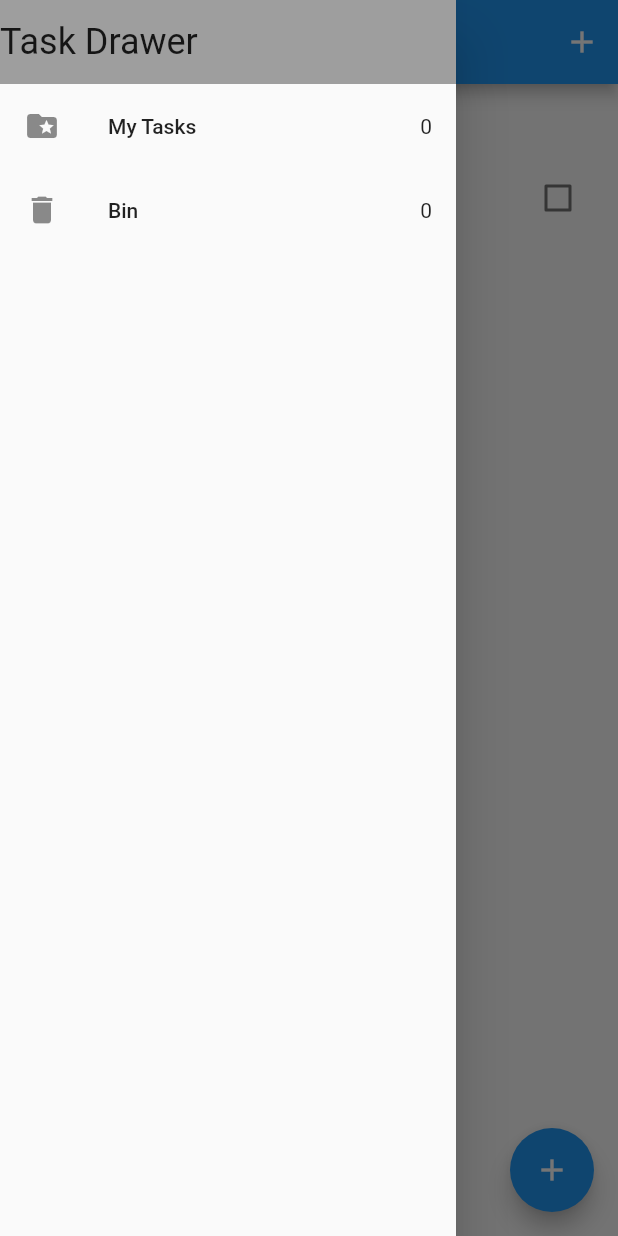
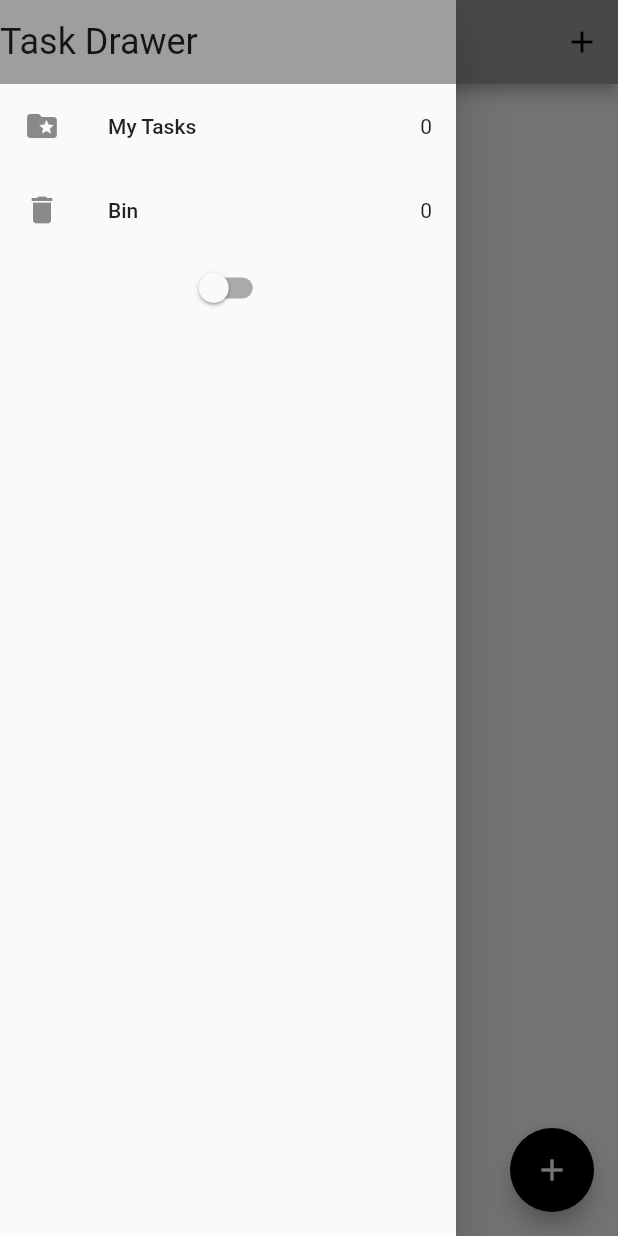
Before and after one commit to cheesepp/todo_app, a Flutter app: the screen it shows after launch, with the side drawer open, on a phone screen of 412 x 824 dp. Run offline on Flutter 3.47's test engine with Material 2 defaults, Android fonts, the phone set to English and light mode, and no system bars; our stand-ins replace bloc, equatable, flutter_bloc, hydrated_bloc.

Commit message:
bloc_pattern AJ part 3

```diff
--- /dev/null
+++ b/lib/bloc/switch_bloc/bloc/switch_event.dart
@@ -0,0 +1,12 @@
+part of 'switch_bloc.dart';
+
+abstract class SwitchEvent extends Equatable {
+  const SwitchEvent();
+
+  @override
+  List<Object> get props => [];
+}
+
+class SwitchOnEvent extends SwitchEvent {}
+
+class SwitchOffEvent extends SwitchEvent {}
--- /dev/null
+++ b/lib/bloc/switch_bloc/bloc/switch_state.dart
@@ -0,0 +1,24 @@
+part of 'switch_bloc.dart';
+
+class SwitchState extends Equatable {
+  final bool switchValue;
+  const SwitchState({required this.switchValue});
+
+  @override
+  List<Object> get props => [switchValue];
+
+  Map<String, dynamic> toMap() {
+    return {
+      'switchValue': switchValue,
+    };
+  }
+
+  factory SwitchState.fromMap(Map<String, dynamic> map) {
+    return SwitchState(switchValue: map['switchValue'] ?? false);
+  }
+}
+
+class SwitchInitial extends SwitchState {
+  const SwitchInitial({required bool switchValue})
+      : super(switchValue: switchValue);
+}
--- a/lib/bloc/bloc/tasks_bloc.dart
+++ b/lib/bloc/tasks_bloc/tasks_bloc.dart
@@ -36,7 +36,9 @@ class TasksBloc extends HydratedBloc<TasksEvent, TasksState> {
 
   void _onDeleteTask(DeleteTask event, Emitter<TasksState> emit) {
     final state = this.state;
-    emit(TasksState(allTask: List.from(state.allTask)..remove(event.task)));
+    emit(TasksState(
+        allTask: List.from(state.allTask)..remove(event.task),
+        removedTasks: List.from(state.removedTasks)..remove(event.task)));
   }
 
   void _onRemoveTask(RemoveTask event, Emitter<TasksState> emit) {
--- a/lib/main.dart
+++ b/lib/main.dart
@@ -1,7 +1,9 @@
 import 'package:flutter/material.dart';
 import 'package:flutter_bloc/flutter_bloc.dart';
 import 'package:hydrated_bloc/hydrated_bloc.dart';
-import 'package:test/bloc/bloc/tasks_bloc.dart';
+import 'package:test/bloc/switch_bloc/bloc/switch_bloc.dart';
+import 'package:test/services/app_theme.dart';
+import '../bloc/tasks_bloc/tasks_bloc.dart';
 import 'package:test/screens/tasks_screen.dart';
 import 'package:path_provider/path_provider.dart';
 import 'package:test/services/app_router.dart';
@@ -27,14 +29,22 @@ class MyApp extends StatelessWidget {
   // This widget is the root of your application.
   @override
   Widget build(BuildContext context) {
-    return BlocProvider(
-      create: (_) => TasksBloc()
-        ..add(AddTask(task: Task(title: 'Task 1', id: Uuid().v1()))),
-      child: MaterialApp(
-        title: 'Flutter Tasks App',
-        theme: ThemeData(primarySwatch: Colors.blue),
-        home: TasksScreen(),
-        onGenerateRoute: appRouter.onGenerateRoute,
+    return MultiBlocProvider(
+      providers: [
+        BlocProvider(create: (_) => TasksBloc()),
+        BlocProvider(create: (context) => SwitchBloc())
+      ],
+      child: BlocBuilder<SwitchBloc, SwitchState>(
+        builder: (context, state) {
+          return MaterialApp(
+            title: 'Flutter Tasks App',
+            theme: state.switchValue
+                ? AppThemes.appThemeData[AppTheme.darkTheme]
+                : AppThemes.appThemeData[AppTheme.lightTheme],
+            home: TasksScreen(),
+            onGenerateRoute: appRouter.onGenerateRoute,
+          );
+        },
       ),
     );
   }
--- a/lib/screens/my_drawer.dart
+++ b/lib/screens/my_drawer.dart
@@ -3,11 +3,18 @@ import 'package:flutter_bloc/flutter_bloc.dart';
 import 'package:test/screens/recycle_bin.dart';
 import 'package:test/screens/tasks_screen.dart';
 
-import '../bloc/bloc/tasks_bloc.dart';
+import '../bloc/switch_bloc/bloc/switch_bloc.dart';
+import '../bloc/tasks_bloc/tasks_bloc.dart';
 
-class MyDrawer extends StatelessWidget {
+class MyDrawer extends StatefulWidget {
   const MyDrawer({Key? key}) : super(key: key);
 
+  @override
+  State<MyDrawer> createState() => _MyDrawerState();
+}
+
+class _MyDrawerState extends State<MyDrawer> {
+  bool switchValue = false;
   @override
   Widget build(BuildContext context) {
     return SafeArea(
@@ -26,7 +33,8 @@ class MyDrawer extends StatelessWidget {
             BlocBuilder<TasksBloc, TasksState>(
               builder: (context, state) {
                 return GestureDetector(
-                  onTap: () => Navigator.of(context).pushNamed(TasksScreen.id),
+                  onTap: () => Navigator.of(context)
+                      .pushReplacementNamed(TasksScreen.id),
                   child: ListTile(
                     leading: Icon(Icons.folder_special),
                     title: Text('My Tasks'),
@@ -38,7 +46,8 @@ class MyDrawer extends StatelessWidget {
             BlocBuilder<TasksBloc, TasksState>(
               builder: (context, state) {
                 return GestureDetector(
-                  onTap: () => Navigator.of(context).pushNamed(RecycleBin.id),
+                  onTap: () =>
+                      Navigator.of(context).pushReplacementNamed(RecycleBin.id),
                   child: ListTile(
                     leading: const Icon(Icons.delete),
                     title: const Text('Bin'),
@@ -47,6 +56,17 @@ class MyDrawer extends StatelessWidget {
                 );
               },
             ),
+            BlocBuilder<SwitchBloc, SwitchState>(
+              builder: (context, state) {
+                return Switch(
+                    value: state.switchValue,
+                    onChanged: (newValue) {
+                      newValue
+                          ? context.read<SwitchBloc>().add(SwitchOnEvent())
+                          : context.read<SwitchBloc>().add(SwitchOffEvent());
+                    });
+              },
+            )
           ],
         ),
       ),
--- a/lib/screens/recycle_bin.dart
+++ b/lib/screens/recycle_bin.dart
@@ -3,7 +3,7 @@ import 'package:flutter_bloc/flutter_bloc.dart';
 import 'package:test/screens/my_drawer.dart';
 import 'package:test/widgets/task_list.dart';
 
-import '../bloc/bloc/tasks_bloc.dart';
+import '../bloc/tasks_bloc/tasks_bloc.dart';
 
 class RecycleBin extends StatelessWidget {
   const RecycleBin({Key? key}) : super(key: key);
--- a/lib/screens/tasks_screen.dart
+++ b/lib/screens/tasks_screen.dart
@@ -3,7 +3,7 @@ import 'package:flutter_bloc/flutter_bloc.dart';
 import 'package:test/models/task.dart';
 import 'package:test/screens/my_drawer.dart';
 import 'package:uuid/uuid.dart';
-import '../bloc/bloc/tasks_bloc.dart';
+import '../bloc/tasks_bloc/tasks_bloc.dart';
 import '../widgets/task_list.dart';
 
 class TasksScreen extends StatelessWidget {
--- /dev/null
+++ b/lib/services/app_theme.dart
@@ -0,0 +1,55 @@
+import 'package:flutter/material.dart';
+
+enum AppTheme { lightTheme, darkTheme }
+
+class AppThemes {
+  static final appThemeData = {
+    AppTheme.darkTheme: ThemeData(
+      primarySwatch: Colors.grey,
+      primaryColor: Colors.black,
+      brightness: Brightness.dark,
+      backgroundColor: const Color(0xFF212121),
+      dividerColor: Colors.black54,
+      floatingActionButtonTheme: const FloatingActionButtonThemeData(
+        backgroundColor: Colors.white,
+      ),
+      textButtonTheme: TextButtonThemeData(
+        style: ButtonStyle(
+          foregroundColor: MaterialStateProperty.all(Colors.white),
+        ),
+      ),
+      textTheme: const TextTheme(
+        subtitle1: TextStyle(color: Colors.white),
+      ),
+      bottomNavigationBarTheme: const BottomNavigationBarThemeData(
+          backgroundColor: Colors.grey, unselectedItemColor: Colors.white),
+    ),
+
+    //
+    //
+
+    AppTheme.lightTheme: ThemeData(
+      primarySwatch: Colors.grey,
+      primaryColor: Colors.white,
+      brightness: Brightness.light,
+      backgroundColor: const Color(0xFFE5E5E5),
+      dividerColor: const Color(0xff757575),
+      floatingActionButtonTheme: const FloatingActionButtonThemeData(
+        backgroundColor: Colors.black,
+        foregroundColor: Colors.white,
+      ),
+      textButtonTheme: TextButtonThemeData(
+        style: ButtonStyle(
+          foregroundColor: MaterialStateProperty.all(Colors.black),
+        ),
+      ),
+      textTheme: const TextTheme(
+        subtitle1: TextStyle(color: Colors.black),
+      ),
+      bottomNavigationBarTheme: const BottomNavigationBarThemeData(
+          backgroundColor: Colors.grey,
+          selectedItemColor: Colors.black,
+          unselectedItemColor: Colors.white),
+    ),
+  };
+}
--- a/lib/widgets/task_list.dart
+++ b/lib/widgets/task_list.dart
@@ -2,7 +2,7 @@ import 'package:flutter/material.dart';
 import 'package:flutter_bloc/flutter_bloc.dart';
 import 'package:test/widgets/list_tile.dart';
 
-import '../bloc/bloc/tasks_bloc.dart';
+import '../bloc/tasks_bloc/tasks_bloc.dart';
 import '../models/task.dart';
 
 class TaskList extends StatelessWidget {
```
Also changed, not shown: lib/bloc/switch_bloc/bloc/switch_bloc.dart (added, +33 -0 lines), lib/widgets/list_tile.dart (+6 -4 lines), lib/bloc/tasks_bloc/tasks_event.dart (renamed from lib/bloc/bloc/tasks_event.dart), lib/bloc/tasks_bloc/tasks_state.dart (renamed from lib/bloc/bloc/tasks_state.dart).
